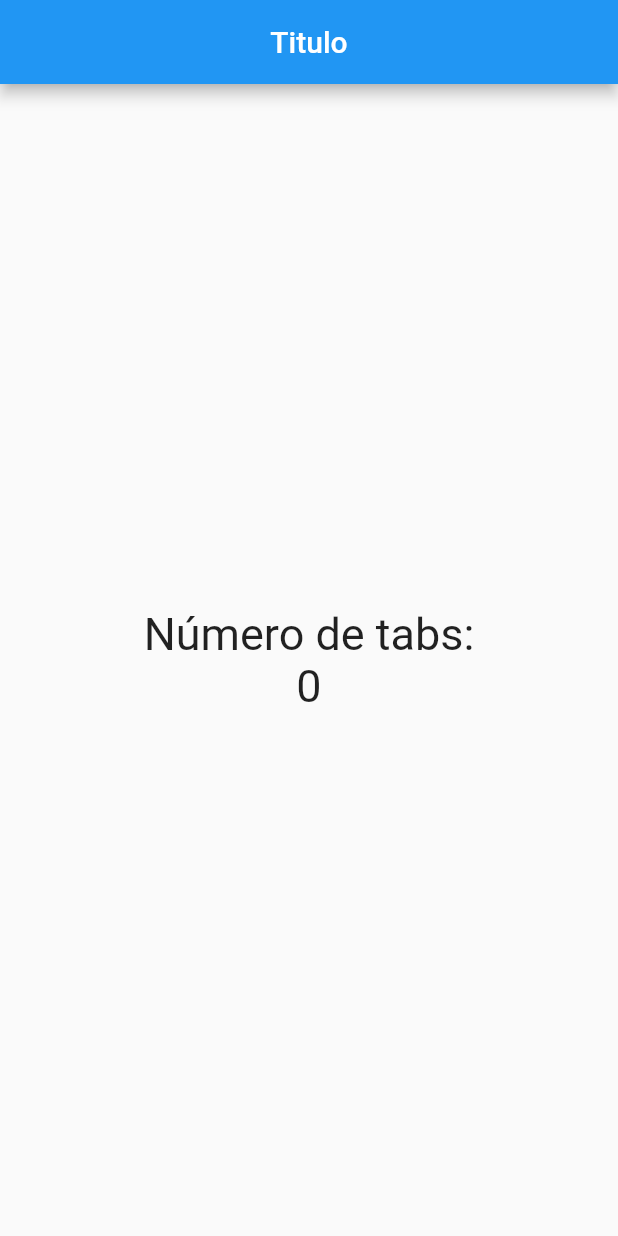
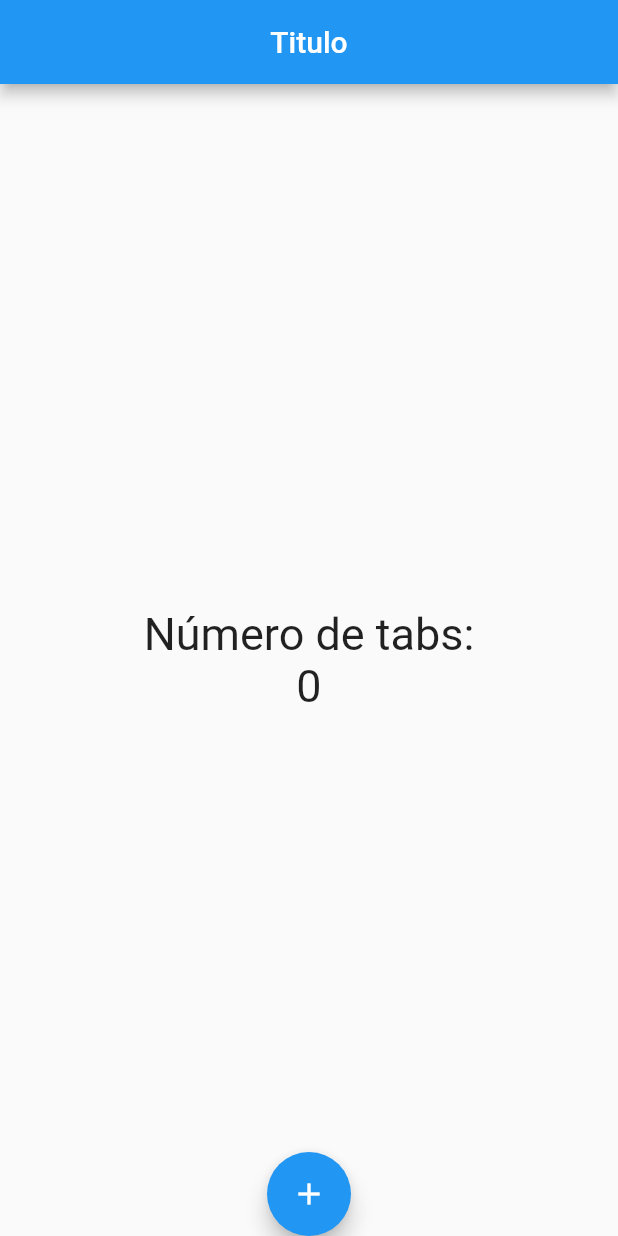
Before and after one commit to danti96/curso_flutter_contador, a Flutter app: the screen it shows after launch, on a phone screen of 412 x 824 dp. Run offline on Flutter 3.47's test engine with Material 2 defaults, Android fonts, the phone set to English and light mode, and no system bars.

Commit message:
Cambiando la posicion Floating Action Button Location

```diff
--- a/lib/src/pages/home_page.dart
+++ b/lib/src/pages/home_page.dart
@@ -23,6 +23,14 @@ class HomePage extends StatelessWidget {
             ),
           ],
         ),
-        ));
+      ),
+      floatingActionButtonLocation: FloatingActionButtonLocation.centerDocked,
+      floatingActionButton: FloatingActionButton(
+        child: Icon(Icons.add),
+        onPressed: () {
+          print("hola mundo");
+        },
+      ),
+    );
   }
 }
```
Lines whose indentation alone changed are shown as unchanged.
